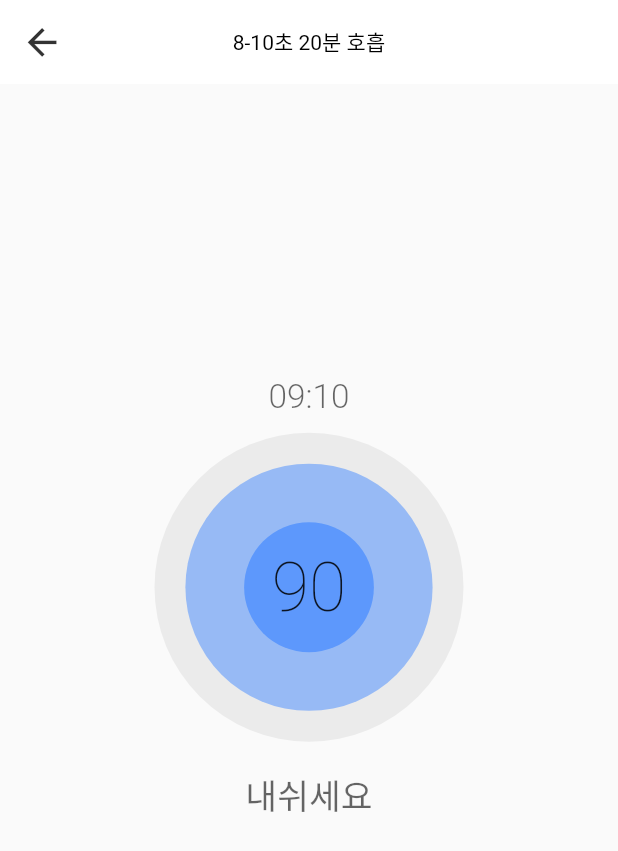
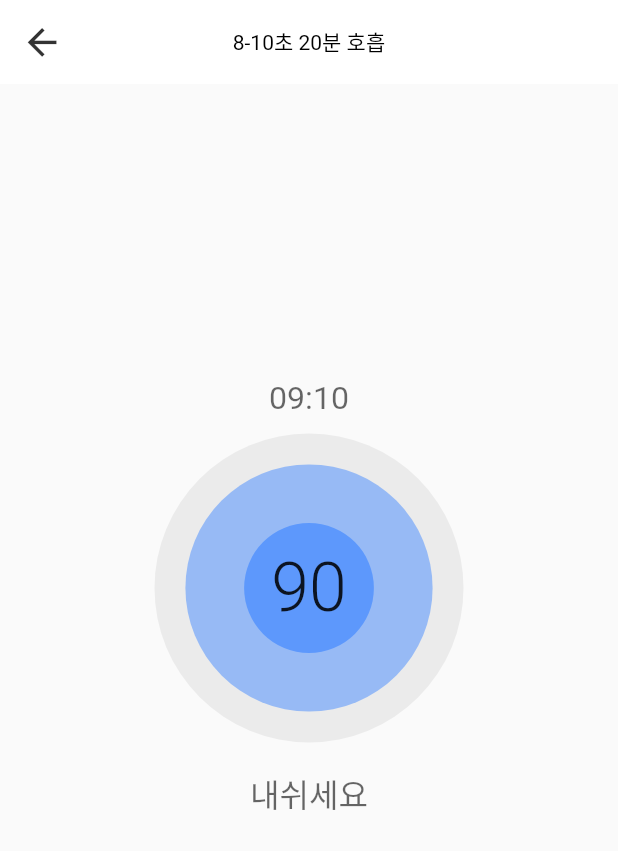
Before and after one commit to Kimdonghyeon7645/Contemplation, a Flutter app: the BreathRunPage screen opened by its route, on a phone screen of 412 x 824 dp. Shown: the top 851 px of the screen. Run offline on Flutter 3.47's test engine with Material 2 defaults, Android fonts, the phone set to English and light mode, and no system bars; our stand-ins replace get, material_design_icons_flutter; missing offline and left inert: date_util; network calls fail.

Commit message:
code : add getXcontroller

```diff
--- /dev/null
+++ b/lib/controllers/breath_run_controller.dart
@@ -0,0 +1,5 @@
+import 'package:get/get.dart';
+
+class BreathRunController extends GetxController {
+
+}
--- /dev/null
+++ b/lib/controllers/meditation_run_controller.dart
@@ -0,0 +1,5 @@
+import 'package:get/get.dart';
+
+class MeditationRunController extends GetxController {
+
+}
--- a/lib/screens/breath/screen_breath_run_page.dart
+++ b/lib/screens/breath/screen_breath_run_page.dart
@@ -12,12 +12,11 @@ class BreathRunPage extends StatelessWidget {
       body: Column(
         mainAxisAlignment: MainAxisAlignment.center,
         children: [
-          // SizedBox(height: Get.height * 0.1),
           Text("09:10",
               style: TextStyle(
                   color: Colors.black.withOpacity(0.6),
-                  fontSize: Get.height * 0.027,
-                  fontWeight: FontWeight.w300)),
+                  fontSize: Get.height * 0.026,
+                  fontWeight: FontWeight.w400)),
           SizedBox(height: Get.height * 0.014),
           SizedBox(
             width: Get.width,
@@ -54,7 +53,7 @@ class BreathRunPage extends StatelessWidget {
                 Text("90",
                     style: TextStyle(
                         fontSize: Get.height * 0.055,
-                        fontWeight: FontWeight.w200)),
+                        fontWeight: FontWeight.w300)),
               ],
             ),
           ),
@@ -62,7 +61,7 @@ class BreathRunPage extends StatelessWidget {
           Text("내쉬세요",
               style: TextStyle(
                   color: Colors.black.withOpacity(0.6),
-                  fontSize: Get.height * 0.028,
+                  fontSize: Get.height * 0.026,
                   fontWeight: FontWeight.w300)),
           SizedBox(height: Get.height * 0.1),
         ],
```
